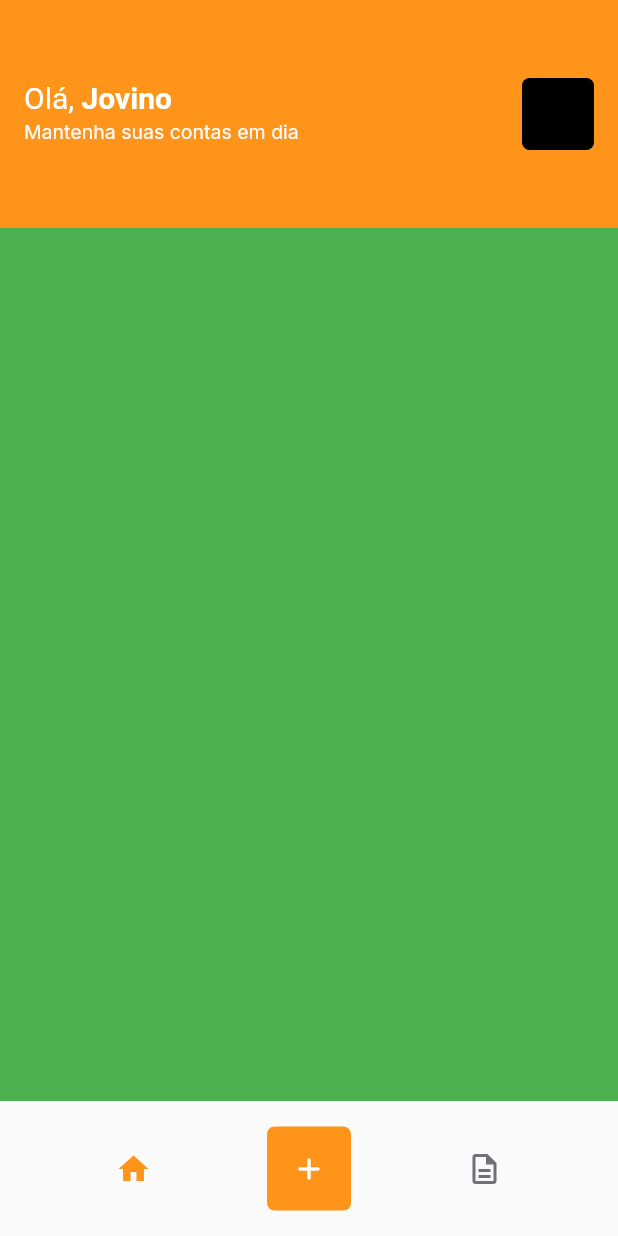
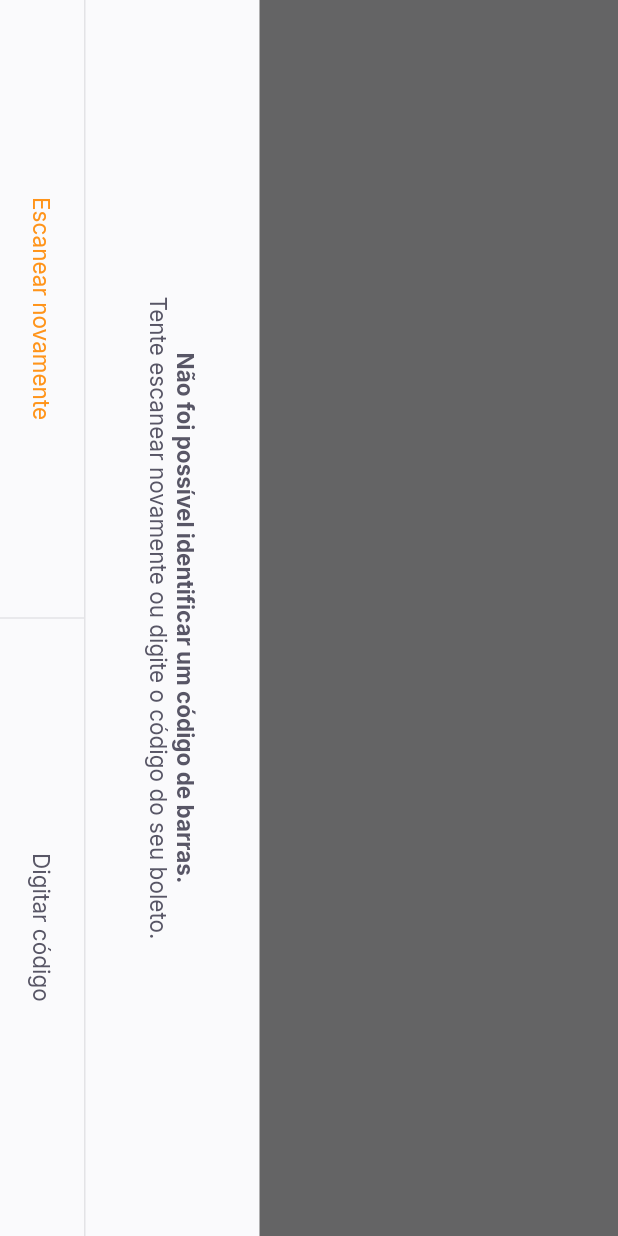
Before and after one commit to jovinoguerrero/flutter-payflow, a Flutter app: the HomePage screen opened by its route, after a tap on the "add" icon, on a phone screen of 412 x 824 dp. Run offline on Flutter 3.47's test engine with Material 2 defaults, Android fonts, the phone set to English and light mode, and no system bars; our stand-ins replace firebase_core, google_fonts, google_sign_in, shared_preferences; accounts and stored records are empty.

Commit message:
adding GoogleMLKit, Camera and Image Picker packages. BarcodeScannerPage created and configured

```diff
--- a/lib/app_widget.dart
+++ b/lib/app_widget.dart
@@ -1,20 +1,25 @@
 import 'package:flutter/material.dart';
+import 'package:payflow/modules/barcode_scanner/barcode_scanner_page.dart';
 import 'package:payflow/modules/home/home_page.dart';
+import 'package:payflow/modules/login/login_page.dart';
 import 'package:payflow/modules/splash/splash_page.dart';
 import 'package:payflow/shared/themes/app_colors.dart';
-import 'modules/login/login_page.dart';
 
 class AppWidget extends StatelessWidget {
   @override
   Widget build(BuildContext context) {
     return MaterialApp(
       title: 'Pay Flow',
-      theme: ThemeData(primaryColor: AppColors.primary),
+      theme: ThemeData(
+        primarySwatch: Colors.orange,
+        primaryColor: AppColors.primary
+      ),
       initialRoute: "/splash",
       routes: {
         "/splash": (context) => SplashPage(),
         "/home": (context) => HomePage(),
         "/login": (context) => LoginPage(),
+        "/barcode_scanner": (context) => BarcodeScannerPage(),
       },
     );
   }
--- /dev/null
+++ b/lib/modules/barcode_scanner/barcode_scanner_page.dart
@@ -0,0 +1,72 @@
+import 'package:flutter/material.dart';
+import 'package:payflow/shared/themes/app_colors.dart';
+import 'package:payflow/shared/themes/app_text_style.dart';
+import 'package:payflow/shared/widgets/bottom_sheet/bottom_sheet_widget.dart';
+import 'package:payflow/shared/widgets/set_label_buttons/set_label_buttons.dart';
+
+class BarcodeScannerPage extends StatefulWidget {
+  const BarcodeScannerPage({ Key? key }) : super(key: key);
+
+  @override
+  _BarcodeScannerPageState createState() => _BarcodeScannerPageState();
+}
+
+class _BarcodeScannerPageState extends State<BarcodeScannerPage> {
+  @override
+  Widget build(BuildContext context) {
+    return BottomSheetWidget(
+      title: "Não foi possível identificar um código de barras.",
+      subtitle: "Tente escanear novamente ou digite o código do seu boleto.",
+      primaryLabel: "Escanear novamente",
+      primaryOnPressed: (){},
+      secondaryLabel: "Digitar código",
+      secondaryOnPressed: (){},
+    );
+    return SafeArea(
+      top: true,
+      right: true,
+      bottom: true,
+      left: true,
+      child: RotatedBox(
+        quarterTurns: 1,
+        child: Scaffold(
+          appBar: AppBar(
+            backgroundColor: Colors.black,
+            title: Text(
+              "Escaneie o código de barras do boleto",
+              style: TextStyles.buttonBackground,
+            ),
+            centerTitle: true,
+            leading: BackButton(
+              color: AppColors.background,
+            ),
+          ),
+          body: Column(children: [
+            Expanded(
+              child: Container(
+                color: Colors.black.withOpacity(0.6),
+              )
+            ),
+            Expanded(
+              flex: 2,
+              child: Container(
+                color: Colors.transparent,
+              )
+            ),
+            Expanded(
+              child: Container(
+                color: Colors.black.withOpacity(0.6),
+              )
+            ),
+          ],),
+          bottomNavigationBar: SetLabelButtons(
+            primaryLabel: "Inserir código do boleto",
+            primaryOnPressed: (){},
+            secondaryLabel: "Adicionar da galeria",
+            secondaryOnPressed: (){},
+          ),
+        ),
+      ),
+    );
+  }
+}
--- a/lib/modules/home/home_page.dart
+++ b/lib/modules/home/home_page.dart
@@ -74,7 +74,7 @@ class _HomePageState extends State<HomePage> {
             ),
             GestureDetector(
               onTap: () {
-                print("CLICLOU");
+                Navigator.pushNamed(context, "/barcode_scanner");
               },
               child: Container(
                 height: 56,
--- /dev/null
+++ b/lib/shared/widgets/bottom_sheet/bottom_sheet_widget.dart
@@ -0,0 +1,77 @@
+import 'package:flutter/material.dart';
+import 'package:payflow/shared/themes/app_colors.dart';
+import 'package:payflow/shared/themes/app_text_style.dart';
+import 'package:payflow/shared/widgets/set_label_buttons/set_label_buttons.dart';
+
+class BottomSheetWidget extends StatelessWidget {
+
+  final String primaryLabel;
+  final VoidCallback primaryOnPressed;
+  final String secondaryLabel;
+  final VoidCallback secondaryOnPressed;
+  final String title;
+  final String subtitle;
+  const BottomSheetWidget({
+    Key? key,
+    required this.primaryLabel,
+    required this.primaryOnPressed,
+    required this.secondaryLabel,
+    required this.secondaryOnPressed,
+    required this.title,
+    required this.subtitle
+  }) : super(key: key);
+
+  @override
+  Widget build(BuildContext context) {
+    return SafeArea(
+      child: RotatedBox(
+        quarterTurns: 1,
+        child: Material(
+          child: Container(
+            color: AppColors.shape,
+            child: Column(
+              children: [
+                Expanded(
+                  child: Container(
+                    color: Colors.black.withOpacity(0.6)
+                  )
+                ),
+                Column(
+                  children: [
+                    Padding(
+                      padding: const EdgeInsets.all(40),
+                      child: Text.rich(
+                        TextSpan(
+                          text: title,
+                          style: TextStyles.buttonBoldHeading,
+                          children: [
+                            TextSpan(
+                              text: "\n$subtitle",
+                              style: TextStyles.buttonHeading,
+                            )
+                          ]
+                        ),
+                        textAlign: TextAlign.center,
+                      ),
+                    ),
+                    Container(
+                      height: 1,
+                      color: AppColors.stroke,
+                    ),
+                    SetLabelButtons(
+                      enablePrimaryColor: true,
+                      primaryLabel: primaryLabel,
+                      primaryOnPressed: primaryOnPressed,
+                      secondaryLabel: secondaryLabel,
+                      secondaryOnPressed: secondaryOnPressed
+                    )
+                  ],
+                ),
+              ],
+            ),
+          ),
+        ),
+      ),
+    );
+  }
+}
--- /dev/null
+++ b/lib/shared/widgets/divider_vertical/divider_vertical_widget.dart
@@ -0,0 +1,15 @@
+import 'package:flutter/material.dart';
+import 'package:payflow/shared/themes/app_colors.dart';
+
+class DividerVerticalWidget extends StatelessWidget {
+  const DividerVerticalWidget({ Key? key }) : super(key: key);
+
+  @override
+  Widget build(BuildContext context) {
+    return Container(
+      width: 1,
+      height: double.maxFinite,
+      color: AppColors.stroke,
+    );
+  }
+}
--- /dev/null
+++ b/lib/shared/widgets/label_button/label_button.dart
@@ -0,0 +1,29 @@
+import 'package:flutter/material.dart';
+import 'package:payflow/shared/themes/app_text_style.dart';
+
+class LabelButton extends StatelessWidget {
+  final String label;
+  final VoidCallback onPressed;
+  final TextStyle? style;
+
+  const LabelButton({
+    Key? key,
+    required this.label,
+    required this.onPressed,
+    this.style
+  }) : super(key: key);
+
+  @override
+  Widget build(BuildContext context) {
+    return Container(
+      height: 56,
+      child: TextButton(
+        onPressed: onPressed,
+        child: Text(
+          label,
+          style: style ?? TextStyles.buttonHeading,
+        )
+      ),
+    );
+  }
+}
--- /dev/null
+++ b/lib/shared/widgets/set_label_buttons/set_label_buttons.dart
@@ -0,0 +1,47 @@
+import 'package:flutter/material.dart';
+import 'package:payflow/shared/themes/app_text_style.dart';
+import 'package:payflow/shared/widgets/divider_vertical/divider_vertical_widget.dart';
+import 'package:payflow/shared/widgets/label_button/label_button.dart';
+
+class SetLabelButtons extends StatelessWidget {
+
+  final String primaryLabel;
+  final VoidCallback primaryOnPressed;
+  final String secondaryLabel;
+  final VoidCallback secondaryOnPressed;
+  final bool enablePrimaryColor;
+
+  const SetLabelButtons({
+    Key? key,
+    required this.primaryLabel,
+    required this.primaryOnPressed,
+    required this.secondaryLabel,
+    required this.secondaryOnPressed,
+    this.enablePrimaryColor = false,
+  }) : super(key: key);
+
+  @override
+  Widget build(BuildContext context) {
+    return Container(
+      height: 56,
+      child: Row(
+        children: [
+          Expanded(
+            child: LabelButton(
+              label: primaryLabel,
+              onPressed: primaryOnPressed,
+              style: enablePrimaryColor ? TextStyles.buttonPrimary : null,
+            ),
+          ),
+          DividerVerticalWidget(),
+          Expanded(
+            child: LabelButton(
+              label: secondaryLabel,
+              onPressed: secondaryOnPressed,
+            ),
+          ),
+        ],
+      ),
+    );
+  }
+}
--- a/pubspec.yaml
+++ b/pubspec.yaml
@@ -33,6 +33,10 @@ dependencies:
   google_sign_in: ^5.0.4
   google_sign_in_web: ^0.10.0
   shared_preferences: ^2.0.6
+  google_ml_kit: ^0.6.0
+  camera: ^0.8.1+3
+  image_picker: ^0.8.1+1
+  image_picker_for_web: ^2.0.0
 
 dev_dependencies:
   flutter_test:
```
Also changed, not shown: pubspec.lock.
